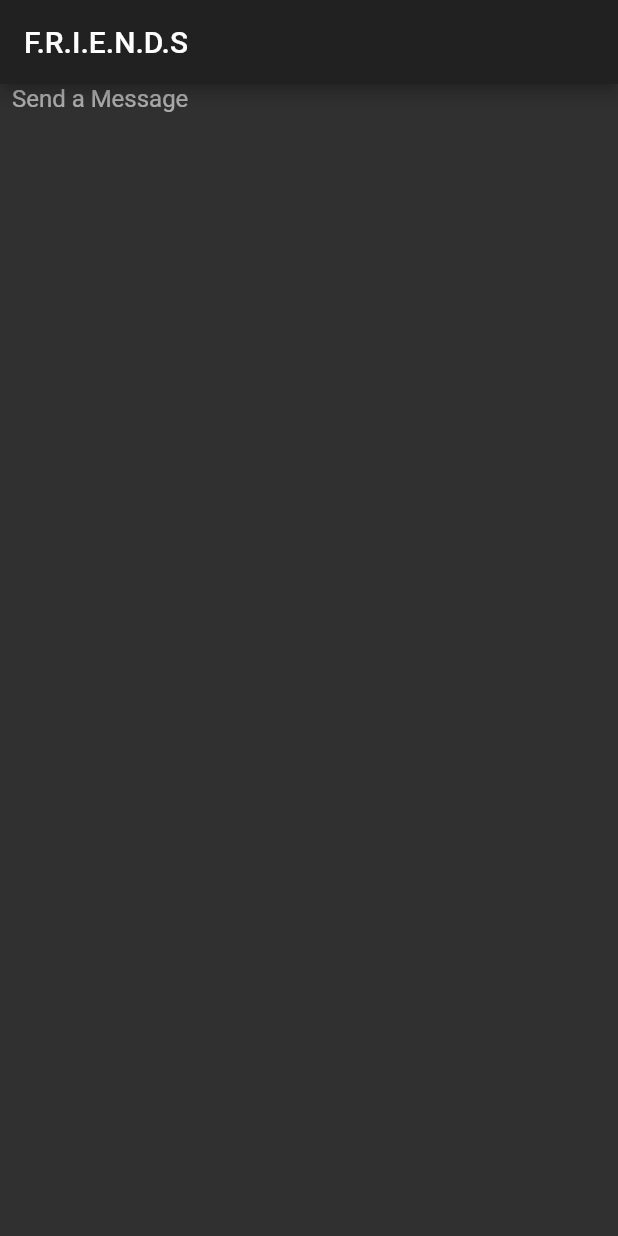
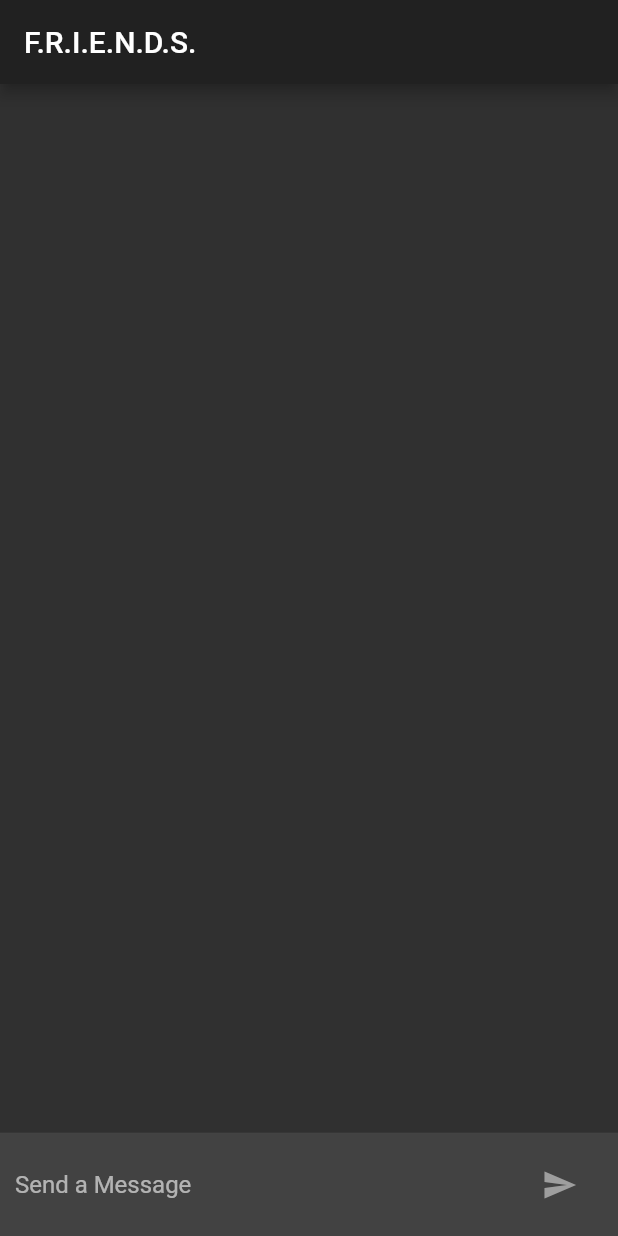
Before and after one commit to Amber052829/chatapp_flutter, a Flutter app: the screen it shows after launch, on a phone screen of 412 x 824 dp. Run offline on Flutter 3.47's test engine with Material 2 defaults, Android fonts, the phone set to English and light mode, and no system bars.

Commit message:
app created

```diff
--- a/lib/chatscreen.dart
+++ b/lib/chatscreen.dart
@@ -1,4 +1,5 @@
 import 'package:flutter/material.dart';
+import 'chatmessage.dart';
 
 class ChatScreen extends StatefulWidget {
   @override
@@ -7,25 +8,72 @@ class ChatScreen extends StatefulWidget {
 
 class _ChatScreenState extends State<ChatScreen> {
 
+  final List<ChatMessage> _messages = <ChatMessage> [];
+
+
   final TextEditingController _textController = new TextEditingController();
 
   void _handleSubmitted(String text){
     _textController.clear();
+    ChatMessage message = new ChatMessage(
+      text: text,
+    );
+    setState(() {
+      _messages.insert(0, message);
+    });
   }
 
   Widget _textComposerWidget(){
-    return new Container(
-      margin: const EdgeInsets.symmetric(horizontal: 8.0),
-      child: new TextField(
-        decoration: new InputDecoration.collapsed(hintText: "Send a Message"),
-        controller: _textController,
-        onSubmitted: _handleSubmitted,
+    return new IconTheme(
+      data: new IconThemeData(
+        color: Colors.grey,
+      ),
+      child: new Container(
+        margin: const EdgeInsets.symmetric(horizontal: 10.0, vertical: 10.0),
+        child: new Row(
+          mainAxisAlignment: MainAxisAlignment.center,
+          children: <Widget>[
+            new Flexible(child: new TextField(
+              decoration: new InputDecoration.collapsed(hintText: "Send a Message"),
+              controller: _textController,
+              onSubmitted: _handleSubmitted,
+            ),
+            ),
+            new Container(
+              margin: const EdgeInsets.symmetric(horizontal: 5.0),
+              child: new IconButton(icon: new Icon(Icons.send),
+                  onPressed: ()=> _handleSubmitted(_textController.text),
+              ),
+            ),
+          ],
+        ),
       ),
     );
   }
 
   @override
   Widget build(BuildContext context) {
-    return _textComposerWidget();
+    return new Column(
+      mainAxisAlignment: MainAxisAlignment.start,
+      children: <Widget>[
+        new Flexible(
+          child: new ListView.builder(
+            padding: const EdgeInsets.all(5.0),
+            reverse: true,
+            itemBuilder: (_,int index) => _messages[index],
+            itemCount: _messages.length,
+          ),
+        ),
+        new Divider(
+          height: 1.0,
+        ),
+        new Container(
+          decoration: new BoxDecoration(
+              color: Theme.of(context).cardColor
+          ),
+          child: _textComposerWidget(),
+        )
+      ],
+    );
   }
 }
--- a/lib/homepage.dart
+++ b/lib/homepage.dart
@@ -6,9 +6,9 @@ class HomePage extends StatelessWidget {
   Widget build(BuildContext context) {
     return new Scaffold(
       appBar: new AppBar(
-        title: new Text("F.R.I.E.N.D.S")
+        title: new Text("F.R.I.E.N.D.S.")
       ),
-      body: new ChatScreen(),
+      body: new ChatScreen()
     );
   }
 }
```
Also changed, not shown: lib/chatmessage.dart (added, +38 -0 lines).
